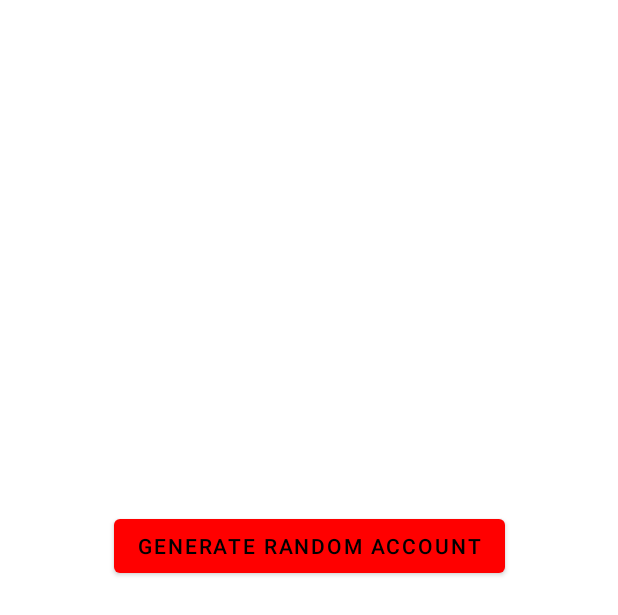
After one commit to Adrian1845/MyBudget, an Android app: the layout activity_add_account.xml on its own in the app's theme, with its tools: preview values and no code run, on a phone screen of 412 x 824 dp. The commit adds this screen. Shown: the top 615 px of the screen. Run offline under Robolectric (Android 15) with nearby library versions, the phone set to English and light mode, and no system bars.

Commit message:
Added AddAccountActivity screen, generate random Account, some bug fixing with the spinner

```diff
--- a/app/src/main/AndroidManifest.xml
+++ b/app/src/main/AndroidManifest.xml
@@ -11,6 +11,9 @@
         android:supportsRtl="true"
         android:theme="@style/Theme.MyBudget"
         tools:targetApi="31">
+        <activity
+            android:name=".UI.AddAccountActivity"
+            android:exported="false" />
         <activity
             android:name=".UI.MainMenu"
             android:exported="false" />
--- a/app/src/main/java/com/example/mybudget/UI/MainActivity.java
+++ b/app/src/main/java/com/example/mybudget/UI/MainActivity.java
@@ -106,7 +106,7 @@ public class MainActivity extends AppCompatActivity {
         }
 
     }
-    public void showMessage(String mensaje) {
-        Toast.makeText(this, mensaje, Toast.LENGTH_SHORT).show();
+    public void showMessage(String message) {
+        Toast.makeText(this, message, Toast.LENGTH_SHORT).show();
     }
 }
--- /dev/null
+++ b/app/src/main/res/layout/activity_add_account.xml
@@ -0,0 +1,19 @@
+<?xml version="1.0" encoding="utf-8"?>
+<androidx.constraintlayout.widget.ConstraintLayout xmlns:android="http://schemas.android.com/apk/res/android"
+    xmlns:app="http://schemas.android.com/apk/res-auto"
+    xmlns:tools="http://schemas.android.com/tools"
+    android:layout_width="match_parent"
+    android:layout_height="match_parent"
+    tools:context=".UI.AddAccountActivity">
+
+    <Button
+        android:id="@+id/btn_random"
+        android:layout_width="wrap_content"
+        android:layout_height="wrap_content"
+        android:layout_marginTop="340dp"
+        android:onClick="randomAcc"
+        android:text="@string/generate_random_account"
+        app:layout_constraintEnd_toEndOf="parent"
+        app:layout_constraintStart_toStartOf="parent"
+        app:layout_constraintTop_toTopOf="parent" />
+</androidx.constraintlayout.widget.ConstraintLayout>
--- a/app/src/main/res/values-night/strings.xml
+++ b/app/src/main/res/values-night/strings.xml
@@ -8,4 +8,7 @@
     <string name="log_out">Log out</string>
     <string name="spn_acc">Choose account</string>
     <string name="item">item</string>
+    <string name="select_your_account">Select your account</string>
+    <string name="new_account">New account</string>
+    <string name="generate_random_account">Generate random account</string>
 </resources>
--- a/app/src/main/res/values/strings.xml
+++ b/app/src/main/res/values/strings.xml
@@ -10,4 +10,7 @@
     <string name="spn_acc">Choose account</string>
     <string name="item">item</string>
     <string name="delete_account">Delete account</string>
+    <string name="select_your_account">Select your account</string>
+    <string name="new_account">New account</string>
+    <string name="generate_random_account">Generate random account</string>
 </resources>
```
Also changed, not shown: app/src/main/java/com/example/mybudget/UI/AddAccountActivity.java (added, +118 -0 lines), app/src/main/java/com/example/mybudget/UI/MainMenu.java (+37 -35 lines), app/src/main/res/layout/activity_main_menu.xml (+24 -10 lines), app/src/main/res/xml/item_spinner_scene.xml (added, +19 -0 lines).
